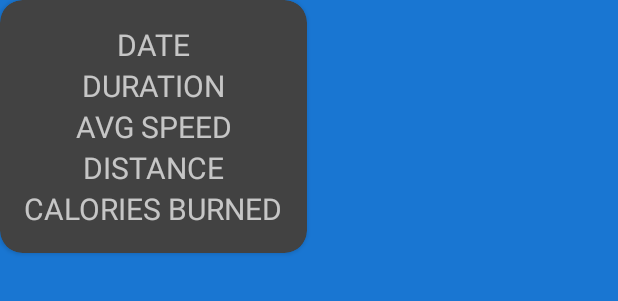
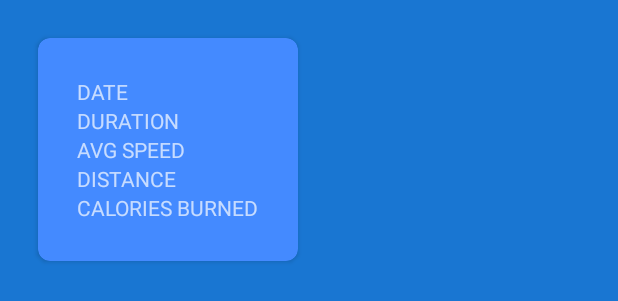
Before and after one commit to iamkishansharma/RunTracker, an Android app: the layout marker_view.xml on its own in the app's theme, with its tools: preview values and no code run, on a phone screen of 412 x 824 dp. Shown: the top 301 px of the screen. Run offline under Robolectric (Android 15) with nearby library versions, the phone set to English and light mode, and no system bars.

Commit message:
Improvement: BarChart UI

```diff
--- a/app/src/main/java/com/heycode/runtracker/ui/fragments/StatisticsFragment.kt
+++ b/app/src/main/java/com/heycode/runtracker/ui/fragments/StatisticsFragment.kt
@@ -3,6 +3,7 @@ package com.heycode.runtracker.ui.fragments
 import android.graphics.Color
 import android.os.Bundle
 import android.view.View
+import androidx.core.content.ContextCompat
 import androidx.fragment.app.Fragment
 import androidx.fragment.app.viewModels
 import com.github.mikephil.charting.components.XAxis
@@ -103,7 +104,7 @@ class StatisticsFragment : Fragment(R.layout.fragment_statistics) {
                         it.indices.map { i -> BarEntry(i.toFloat(), it[i].avgSpeedInKMH) }
                     val barDataSet = BarDataSet(allAvgSpeed, "Avg Speed Over Time").apply {
                         valueTextColor = Color.WHITE
-                        //color = ContextCompat.getColor(requireContext(), R.color.colorAccent)
+                        color = ContextCompat.getColor(requireContext(), R.color.colorAccent)
                     }
                     barChart.data = BarData(barDataSet)
                     barChart.marker =
--- a/app/src/main/java/com/heycode/runtracker/utils/CustomMarkerView.kt
+++ b/app/src/main/java/com/heycode/runtracker/utils/CustomMarkerView.kt
@@ -32,17 +32,19 @@ class CustomMarkerView(
         }
 
         val dateFormat = SimpleDateFormat("dd/MM/yyyy", Locale.getDefault())
-        tvDate.text = dateFormat.format(calender.time)
+        val date = "Date: ${dateFormat.format(calender.time)}"
+        tvDate.text = date
 
-        val avgSpeed = "${run.avgSpeedInKMH}km/hr"
+        val avgSpeed = "AvgSpeed: ${run.avgSpeedInKMH}km/hr"
         tvAvgSpeed.text = avgSpeed
 
-        val distanceInKm = "${run.distanceInMeters / 1000f}km"
+        val distanceInKm = "Distance: ${run.distanceInMeters / 1000f}km"
         tvDistance.text = distanceInKm
 
-        tvDuration.text = TrackingUtility.getFormattedStopWatchTime(run.timeInMillis)
+        val dur = "Duration: ${TrackingUtility.getFormattedStopWatchTime(run.timeInMillis)}"
+        tvDuration.text = dur
 
-        val caloriesBurned = "${run.caloriesBurned}kcal"
+        val caloriesBurned = "Calories: ${run.caloriesBurned}kcal"
         tvCaloriesBurned.text = caloriesBurned
     }
 }
--- a/app/src/main/res/layout/marker_view.xml
+++ b/app/src/main/res/layout/marker_view.xml
@@ -1,55 +1,59 @@
 <?xml version="1.0" encoding="utf-8"?>
 <androidx.cardview.widget.CardView xmlns:android="http://schemas.android.com/apk/res/android"
+    xmlns:app="http://schemas.android.com/apk/res-auto"
     android:layout_width="wrap_content"
     android:layout_height="wrap_content"
-    xmlns:app="http://schemas.android.com/apk/res-auto"
-    app:cardCornerRadius="15dp">
+    android:layout_margin="25dp"
+    android:backgroundTint="@color/md_blue_A200"
+    android:elevation="10dp"
+    app:cardCornerRadius="8dp">
 
     <LinearLayout
-        android:layout_width="match_parent"
-        android:layout_height="match_parent"
+        android:layout_width="wrap_content"
+        android:layout_height="wrap_content"
+        android:layout_margin="10dp"
         android:orientation="vertical"
         android:padding="16dp">
 
         <TextView
             android:id="@+id/tvDate"
+            style="@style/TextAppearance.AppCompat.Small"
             android:layout_width="match_parent"
             android:layout_height="wrap_content"
             android:text="DATE"
-            android:textSize="20sp"
-            android:gravity="center"/>
+            android:textAlignment="viewStart" />
 
         <TextView
             android:id="@+id/tvDuration"
+            style="@style/TextAppearance.AppCompat.Small"
             android:layout_width="match_parent"
             android:layout_height="wrap_content"
             android:text="DURATION"
-            android:textSize="20sp"
-            android:gravity="center"/>
+            android:textAlignment="viewStart" />
 
         <TextView
             android:id="@+id/tvAvgSpeed"
+            style="@style/TextAppearance.AppCompat.Small"
             android:layout_width="match_parent"
             android:layout_height="wrap_content"
             android:text="AVG SPEED"
-            android:textSize="20sp"
-            android:gravity="center"/>
+            android:textAlignment="viewStart" />
 
         <TextView
             android:id="@+id/tvDistance"
+            style="@style/TextAppearance.AppCompat.Small"
             android:layout_width="match_parent"
             android:layout_height="wrap_content"
             android:text="DISTANCE"
-            android:textSize="20sp"
-            android:gravity="center"/>
+            android:textAlignment="viewStart" />
 
         <TextView
             android:id="@+id/tvCaloriesBurned"
+            style="@style/TextAppearance.AppCompat.Small"
             android:layout_width="match_parent"
             android:layout_height="wrap_content"
             android:text="CALORIES BURNED"
-            android:textSize="20sp"
-            android:gravity="center"/>
+            android:textAlignment="viewStart" />
 
     </LinearLayout>
 
```
